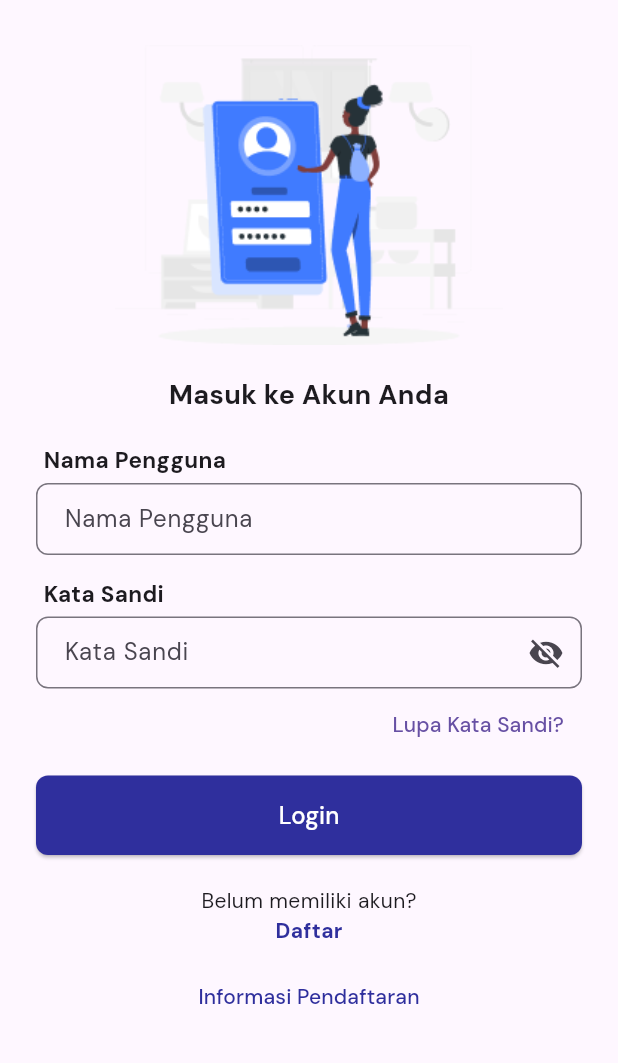
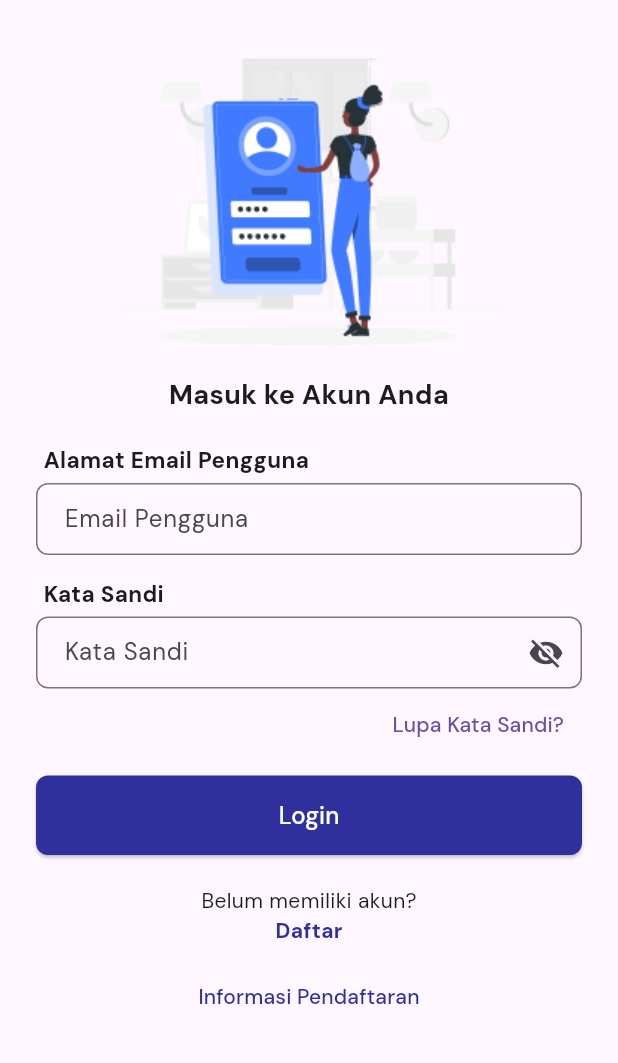
Before and after one commit to ssscholastica/e-Tuntas, a Flutter app: the screen it shows after launch, after a tap on "Login", on a phone screen of 412 x 824 dp, the part 105-1168 px from its top. Run offline on Flutter 3.47's test engine with Material 3 defaults, Android fonts, the phone set to English and light mode, and no system bars; our stand-ins replace badges, dio, dropdown_search, file_picker, firebase_core, firebase_messaging and 4 more; accounts and stored records are empty; network calls fail.

Commit message:
Login by email

```diff
--- a/lib/cara-pangajuan/caraPengajuan.dart
+++ b/lib/cara-pangajuan/caraPengajuan.dart
@@ -90,7 +90,7 @@ class _CaraPengajuanState extends State<CaraPengajuan> {
                         height: 28,
                       ),
                     ),
-                    const SizedBox(width: 20),
+                    const SizedBox(width: 10),
                     const Text(
                       "Cara Pengajuan",
                       style: TextStyle(
--- a/lib/cara-pangajuan/caraPengajuanBPJS.dart
+++ b/lib/cara-pangajuan/caraPengajuanBPJS.dart
@@ -41,7 +41,7 @@ class _CaraPengajuanBPJSState extends State<CaraPengajuanBPJS> {
                         height: 28,
                       ),
                     ),
-                    const SizedBox(width: 20),
+                    const SizedBox(width: 10),
                     const Text(
                       "Cara Pengajuan",
                       style: TextStyle(
--- a/lib/cara-pangajuan/caraPengajuanSantunan.dart
+++ b/lib/cara-pangajuan/caraPengajuanSantunan.dart
@@ -41,7 +41,7 @@ class _CaraPengajuanSantunanState extends State<CaraPengajuanSantunan> {
                         height: 28,
                       ),
                     ),
-                    const SizedBox(width: 20),
+                    const SizedBox(width: 10),
                     const Text(
                       "Cara Pengajuan",
                       style: TextStyle(
--- a/lib/cek-status-pengajuan/trackingAwal.dart
+++ b/lib/cek-status-pengajuan/trackingAwal.dart
@@ -503,13 +503,13 @@ class _TrackingAwalState extends State<TrackingAwal> {
                 context, MaterialPageRoute(builder: (context) => const Home())),
             child: Image.asset('assets/simbol back.png', width: 28, height: 28),
           ),
-          const Spacer(),
+          const SizedBox(width: 10),
           const Expanded(
             flex: 8,
             child: Text(
               "Cek Status Pengajuan Santunan",
               style: TextStyle(fontSize: 18, fontWeight: FontWeight.w600),
-              textAlign: TextAlign.center,
+              textAlign: TextAlign.start,
               overflow: TextOverflow.ellipsis,
               maxLines: 2,
             ),
--- a/lib/login-signup/login.dart
+++ b/lib/login-signup/login.dart
@@ -5,11 +5,11 @@ import 'package:etuntas/home.dart';
 import 'package:etuntas/login-signup/forgotPassword.dart';
 import 'package:etuntas/login-signup/pendaftaran.dart';
 import 'package:etuntas/network/auth_services.dart';
+import 'package:etuntas/services/fcm_service.dart';
 import 'package:etuntas/widgets/loading_widget.dart';
 import 'package:flutter/material.dart';
 import 'package:http/http.dart' as http;
 import 'package:shared_preferences/shared_preferences.dart';
-import 'package:etuntas/services/fcm_service.dart';
 
 class Login extends StatefulWidget {
   const Login({super.key});
@@ -19,7 +19,6 @@ class Login extends StatefulWidget {
 }
 
 class _LoginState extends State<Login> {
-
   final LinearGradient _gradient = const LinearGradient(
       colors: <Color>[Color(0xFF26267E), Color(0xFF2F2F9D), Color(0xFF6F6FB9)],
       begin: Alignment.centerLeft,
@@ -28,22 +27,22 @@ class _LoginState extends State<Login> {
   bool _obscureText = true;
   bool isLoading = false;
   String errorMessage = "";
-  String name = '';
+  String email = '';
   String password = '';
 
-  final TextEditingController _nameController = TextEditingController();
+  final TextEditingController _emailController = TextEditingController();
   final TextEditingController _passwordController = TextEditingController();
 
   void loginPressed() async {
-      String name = _nameController.text.trim();
+    String email = _emailController.text.trim();
     String password = _passwordController.text.trim();
 
-      if (name.isNotEmpty && password.isNotEmpty) {
+    if (email.isNotEmpty && password.isNotEmpty) {
       setState(() {
         isLoading = true;
       });
 
-        http.Response response = await AuthServices.login(name, password);
+      http.Response response = await AuthServices.login(email, password);
 
       setState(() {
         isLoading = false;
@@ -152,7 +151,7 @@ class _LoginState extends State<Login> {
                       child: Padding(
                         padding: EdgeInsets.only(left: 5),
                         child: Text(
-                          "Nama Pengguna",
+                          "Alamat Email Pengguna",
                           style: TextStyle(
                               fontWeight: FontWeight.bold, fontSize: 15),
                         ),
@@ -162,12 +161,13 @@ class _LoginState extends State<Login> {
                     TextField(
                       onChanged: (value) {
                         setState(() {
-                          name = value;
+                          email = value;
                         });
                       },
-                      controller: _nameController,
+                      controller: _emailController,
+                      keyboardType: TextInputType.emailAddress,
                       decoration: InputDecoration(
-                        hintText: "Nama Pengguna",
+                        hintText: "Email Pengguna",
                         contentPadding: const EdgeInsets.symmetric(
                             vertical: 12, horizontal: 15),
                         border: OutlineInputBorder(
@@ -193,8 +193,7 @@ class _LoginState extends State<Login> {
                       obscureText: _obscureText,
                       onChanged: (value) {
                         setState(() {
-                          password =
-                              value;
+                          password = value;
                         });
                       },
                       decoration: InputDecoration(
--- a/lib/network/auth_services.dart
+++ b/lib/network/auth_services.dart
@@ -1,4 +1,5 @@
 import 'dart:convert';
+
 import 'package:etuntas/network/globals.dart';
 import 'package:http/http.dart' as http;
 
@@ -34,8 +35,8 @@ class AuthServices {
     return response;
   }
 
-  static Future<http.Response> login(String name, String password) async {
-    Map data = {'name': name, 'password': password};
+  static Future<http.Response> login(String email, String password) async {
+    Map data = {'email': email, 'password': password};
     var body = json.encode(data);
     var url = Uri.parse('${baseURL}auth/login');
     final headers = await getHeaders();
--- a/lib/network/globals.dart
+++ b/lib/network/globals.dart
@@ -1,7 +1,7 @@
 import 'package:flutter/material.dart';
 import 'package:shared_preferences/shared_preferences.dart';
-const String baseURL = 'http://192.168.100.12:8000/api/';
-const String baseURLStorage = 'http://192.168.100.12:8000/';
+const String baseURL = 'http://10.0.2.2:8000/api/';
+const String baseURLStorage = 'http://10.0.2.2:8000/';
 
 Future<Map<String, String>> getHeaders() async {
   final prefs = await SharedPreferences.getInstance();
--- a/lib/pengajuan-santunan/pengajuanSantunan.dart
+++ b/lib/pengajuan-santunan/pengajuanSantunan.dart
@@ -46,6 +46,7 @@ class PengajuanSantunan extends StatelessWidget {
       appBar: AppBar(
         backgroundColor: Colors.white,
         elevation: 0,
+        titleSpacing: -5,
         title: const Text(
           "Proses Pengajuan Santunan",
           style: TextStyle(
--- a/lib/pengajuan-santunan/pengajuanSantunan1.dart
+++ b/lib/pengajuan-santunan/pengajuanSantunan1.dart
@@ -330,6 +330,7 @@ class _PengajuanSantunan1State extends State<PengajuanSantunan1> {
                           height: 28,
                         ),
                       ),
+                      const SizedBox(width: 10),
                       const Text(
                         "Proses Pengajuan Santunan",
                         style: TextStyle(
--- a/lib/persyaratan/persyaratan.dart
+++ b/lib/persyaratan/persyaratan.dart
@@ -55,6 +55,7 @@ class Persyaratan extends StatelessWidget {
       appBar: AppBar(
         backgroundColor: Colors.white,
         elevation: 0,
+        titleSpacing: -5,
         title: const Text(
           "Persyaratan",
           style: TextStyle(
--- a/lib/persyaratan/persyaratan1.dart
+++ b/lib/persyaratan/persyaratan1.dart
@@ -23,6 +23,7 @@ class Persyaratan1 extends StatelessWidget {
       appBar: AppBar(
         backgroundColor: Colors.white,
         elevation: 0,
+        titleSpacing: -5,
         title: const Text(
           "Persyaratan",
           style: TextStyle(
--- a/lib/persyaratan/persyaratan2.dart
+++ b/lib/persyaratan/persyaratan2.dart
@@ -23,6 +23,7 @@ class Persyaratan2 extends StatelessWidget {
       appBar: AppBar(
         backgroundColor: Colors.white,
         elevation: 0,
+        titleSpacing: -5,
         title: const Text(
           "Persyaratan",
           style: TextStyle(
--- a/lib/persyaratan/persyaratan3.dart
+++ b/lib/persyaratan/persyaratan3.dart
@@ -23,6 +23,7 @@ class Persyaratan3 extends StatelessWidget {
       appBar: AppBar(
         backgroundColor: Colors.white,
         elevation: 0,
+        titleSpacing: -5,
         title: const Text(
           "Persyaratan",
           style: TextStyle(
--- a/lib/persyaratan/persyaratan4.dart
+++ b/lib/persyaratan/persyaratan4.dart
@@ -23,6 +23,7 @@ class Persyaratan4 extends StatelessWidget {
       appBar: AppBar(
         backgroundColor: Colors.white,
         elevation: 0,
+        titleSpacing: -5,
         title: const Text(
           "Persyaratan",
           style: TextStyle(
--- a/lib/persyaratan/persyaratan5.dart
+++ b/lib/persyaratan/persyaratan5.dart
@@ -23,6 +23,7 @@ class Persyaratan5 extends StatelessWidget {
       appBar: AppBar(
         backgroundColor: Colors.white,
         elevation: 0,
+        titleSpacing: -5,
         title: const Text(
           "Persyaratan",
           style: TextStyle(
--- a/lib/pertanyaan-umum/pertanyaan-umum.dart
+++ b/lib/pertanyaan-umum/pertanyaan-umum.dart
@@ -118,7 +118,7 @@ class _PertanyaanUmumState extends State<PertanyaanUmum> {
                           height: 28,
                         ),
                       ),
-                      const SizedBox(width: 20),
+                      const SizedBox(width: 10),
                       const Text(
                         "Pertanyaan Umum",
                         style: TextStyle(
--- a/lib/profile/editProfile.dart
+++ b/lib/profile/editProfile.dart
@@ -7,9 +7,9 @@ import 'package:etuntas/profile/profile.dart';
 import 'package:etuntas/widgets/loading_widget.dart';
 import 'package:flutter/material.dart';
 import 'package:flutter/services.dart';
+import 'package:http/http.dart' as http;
 import 'package:intl/intl.dart';
 import 'package:shared_preferences/shared_preferences.dart';
-import 'package:http/http.dart' as http;
 
 class EditProfile extends StatefulWidget {
   const EditProfile({super.key});
@@ -280,9 +280,9 @@ class _EditProfileState extends State<EditProfile> {
                           height: 28,
                         ),
                       ),
-                      const Spacer(),
+                      const SizedBox(width: 10),
                       const Text(
-                        "Profile",
+                        "Edit Profile",
                         style: TextStyle(
                           fontSize: 18,
                           color: Color(0XFF000000),
--- a/lib/profile/profileBersangkutan.dart
+++ b/lib/profile/profileBersangkutan.dart
@@ -177,7 +177,7 @@ class _ProfileBersangkutanState extends State<ProfileBersangkutan> {
                         height: 28,
                       ),
                     ),
-                    const Spacer(),
+                    const SizedBox(width: 10),
                     const Text(
                       "Profile Bersangkutan",
                       style: TextStyle(
--- a/lib/profile/ubahSandi.dart
+++ b/lib/profile/ubahSandi.dart
@@ -5,8 +5,8 @@ import 'package:etuntas/profile/profile.dart';
 import 'package:etuntas/profile/ubahBerhasil.dart';
 import 'package:etuntas/widgets/loading_widget.dart';
 import 'package:flutter/material.dart';
+import 'package:http/http.dart' as http;
 import 'package:shared_preferences/shared_preferences.dart';
-import 'package:http/http.dart' as http;
 
 class UbahSandi extends StatefulWidget {
   const UbahSandi({super.key});
@@ -313,7 +313,7 @@ class _UbahSandiState extends State<UbahSandi> {
                             height: 28,
                           ),
                         ),
-                        const Spacer(),
+                        const SizedBox(width: 10),
                         const Text(
                           "Ganti Kata Sandi",
                           style: TextStyle(
```
Lines whose indentation alone changed are shown as unchanged.
